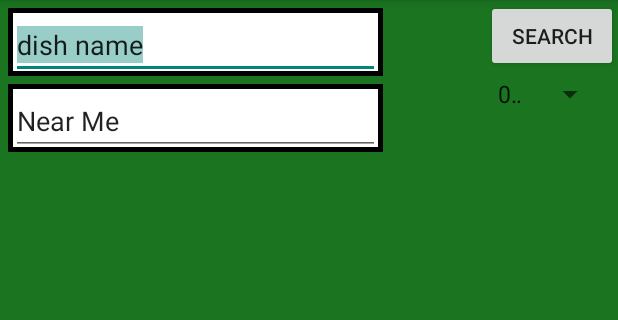
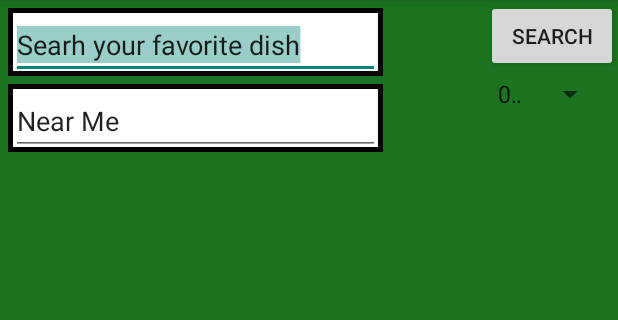
Before and after one commit to vishaldhiman/vc_android_native, an Android app: the screen it shows after launch (MainActivity), on a phone screen of 412 x 824 dp, the part 84-404 px from its top. Run offline under Robolectric (Android 15) with nearby library versions, the phone set to English and light mode, and no system bars.

Commit message:
Changed search dishes or attribute to search your favorite dish

```diff
--- a/app/src/main/res/layout/activity_main_gridlayout.xml
+++ b/app/src/main/res/layout/activity_main_gridlayout.xml
@@ -23,7 +23,7 @@
                 android:layout_height="45dp"
 
                 android:selectAllOnFocus="true"
-                android:text="dish name"
+                android:text="Searh your favorite dish"
                 android:layout_gravity="left"
                 />
 
```
